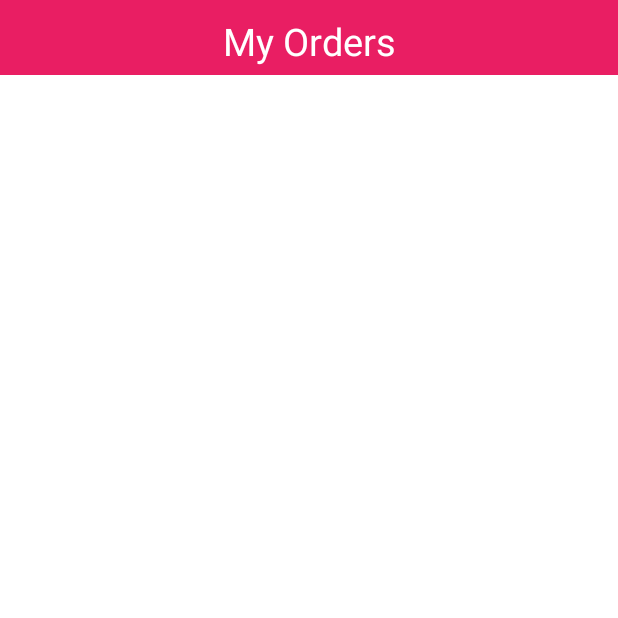
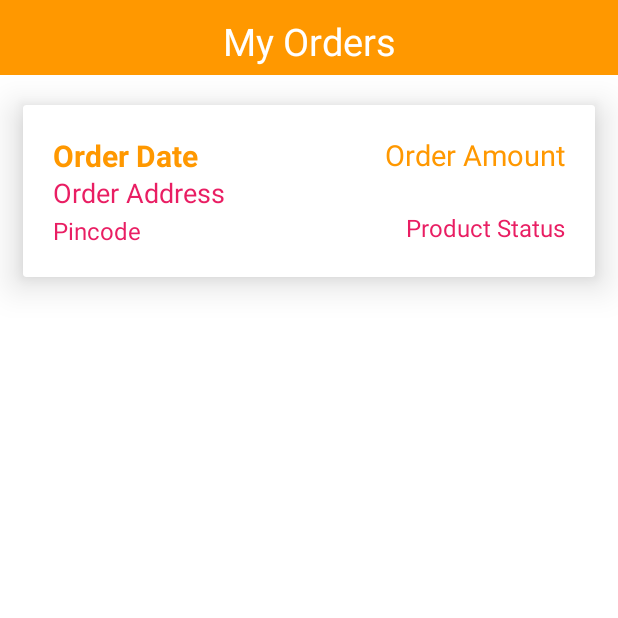
Before and after one commit to sayanlp99/ekart, an Android app: the MyOrdersActivity screen opened directly, with no data from a screen before it, on a phone screen of 412 x 824 dp, the top half of it. Run offline under Robolectric (Android 15) with nearby library versions, the phone set to English and light mode, and no system bars; our stand-ins replace Firebase (no records; nobody signed in at launch, a user with empty details on screens opened directly); 2 statements that could not run were skipped.

Commit message:
Add My orders

```diff
--- a/app/src/main/java/com/dhruva/shopping/MyOrdersActivity.java
+++ b/app/src/main/java/com/dhruva/shopping/MyOrdersActivity.java
@@ -16,60 +16,46 @@ import com.dhruva.shopping.Model.MyOrders;
 import com.dhruva.shopping.Prevalent.Prevalent;
 import com.firebase.ui.database.FirebaseRecyclerAdapter;
 import com.firebase.ui.database.FirebaseRecyclerOptions;
+import com.google.firebase.database.DataSnapshot;
+import com.google.firebase.database.DatabaseError;
 import com.google.firebase.database.DatabaseReference;
 import com.google.firebase.database.FirebaseDatabase;
+import com.google.firebase.database.ValueEventListener;
+
+import java.util.Objects;
 
 public class MyOrdersActivity extends AppCompatActivity {
     private RecyclerView ordersList;
     private DatabaseReference ordersRef;
+    TextView orderDate, orderAmount,OrderAddress, pincode, productStatus;
     @Override
     protected void onCreate(Bundle savedInstanceState) {
         super.onCreate(savedInstanceState);
         setContentView(R.layout.activity_my_orders);
-        ordersRef = FirebaseDatabase.getInstance().getReference().child("Cart List").child("User view").child(Prevalent.currentOnlineUser.getPhone()).child("Products");
-        ordersList = findViewById(R.id.my_orders_list);
-        ordersList.setLayoutManager(new LinearLayoutManager(this));
+        orderDate = findViewById(R.id.my_order_date);
+        orderAmount = findViewById(R.id.my_order_amount);
+        OrderAddress = findViewById(R.id.my_order_address);
+        pincode = findViewById(R.id.my_order_pincode);
+        productStatus = findViewById(R.id.my_order_state);
+        ordersRef = FirebaseDatabase.getInstance().getReference().child("Orders").child(Prevalent.currentOnlineUser.getPhone());
+        ordersRef.addListenerForSingleValueEvent(new ValueEventListener(){
+
+            @Override
+            public void onDataChange(@NonNull DataSnapshot snapshot) {
+                MyOrders myorders = snapshot.getValue(MyOrders.class);
+                orderDate.setText(Objects.requireNonNull(myorders).getDate());
+                orderAmount.setText("Rs. " + myorders.getTotalAmount() + "/-");
+                OrderAddress.setText(myorders.getAddress());
+                pincode.setText(myorders.getPincode());
+                productStatus.setText(myorders.getState());
+            }
+
+            @Override
+            public void onCancelled(@NonNull DatabaseError error) {
+
+            }
+        });
 
     }
 
-    @Override
-    protected void onStart() {
-        super.onStart();
-        FirebaseRecyclerOptions<MyOrders> options=
-                new FirebaseRecyclerOptions.Builder<MyOrders>()
-                        .setQuery(ordersRef, MyOrders.class)
-                        .build();
-        FirebaseRecyclerAdapter<MyOrders, MyOrdersActivity.MyOrdersViewHolder> adapter =
-                new FirebaseRecyclerAdapter<MyOrders, MyOrdersActivity.MyOrdersViewHolder>(options) {
-                    @NonNull
-                    @Override
-                    public MyOrdersViewHolder onCreateViewHolder(@NonNull ViewGroup parent, int viewType) {
-                        View view = LayoutInflater.from(parent.getContext()).inflate(R.layout.my_order_items,parent,false);
-                        return new MyOrdersViewHolder(view);
-                    }
-
-                    @Override
-                    protected void onBindViewHolder(@NonNull MyOrdersActivity.MyOrdersViewHolder holder, @SuppressLint("RecyclerView") final int position, @NonNull final MyOrders model) {
-                        holder.orderName.setText(model.getPname());
-                        holder.orderDateTime.setText(model.getPid());
-                        holder.orderPrice.setText("Price: "+model.getPrice());
-                        holder.orderProductQuantity.setText("Quantity: "+model.getQuantity());
-
-                    }
-                };
-        ordersList.setAdapter(adapter);
-        adapter.startListening();
-    }
-
-    public static class MyOrdersViewHolder extends RecyclerView.ViewHolder{
-
-        public TextView orderName, orderDateTime, orderPrice, orderProductQuantity;
-        public MyOrdersViewHolder(View itemView) {
-            super(itemView);
-            orderName = itemView.findViewById(R.id.my_order_name);
-            orderDateTime = itemView.findViewById(R.id.my_order_date_time);
-            orderPrice = itemView.findViewById(R.id.my_order_price);
-            orderProductQuantity = itemView.findViewById(R.id.product_quantity);
-        }
-    }
 }
--- a/app/src/main/res/layout/activity_my_orders.xml
+++ b/app/src/main/res/layout/activity_my_orders.xml
@@ -1,5 +1,6 @@
 <?xml version="1.0" encoding="utf-8"?>
 <RelativeLayout xmlns:android="http://schemas.android.com/apk/res/android"
+    xmlns:app="http://schemas.android.com/apk/res-auto"
     xmlns:tools="http://schemas.android.com/tools"
     android:layout_width="match_parent"
     android:layout_height="match_parent"
@@ -10,7 +11,7 @@
         android:layout_width="match_parent"
         android:layout_height="50dp"
         android:layout_alignParentTop="true"
-        android:background="@color/colorPrimaryDark">
+        android:background="@color/colorPrimary">
 
         <TextView
             android:layout_width="match_parent"
@@ -25,11 +26,68 @@
     </RelativeLayout>
 
 
-    <androidx.recyclerview.widget.RecyclerView
-        android:id="@+id/my_orders_list"
+    <androidx.cardview.widget.CardView
         android:layout_width="match_parent"
-        android:layout_height="match_parent"
-        android:layout_below="@+id/r7"
+        android:layout_height="wrap_content"
+        android:layout_marginTop="20dp"
+        android:layout_marginStart="15dp"
+        android:layout_marginEnd="15dp"
+        android:layout_below="@id/r7"
+        app:cardElevation="15dp"
+        >
+        <RelativeLayout
+            android:layout_width="match_parent"
+            android:layout_height="match_parent"
+            android:padding="20dp">
 
-        tools:visibility="visible"></androidx.recyclerview.widget.RecyclerView>
+            <TextView
+                android:id="@+id/my_order_date"
+                android:layout_width="wrap_content"
+                android:layout_height="wrap_content"
+                android:text="Order Date"
+                android:textColor="@color/colorPrimary"
+                android:textSize="20dp"
+                android:textStyle="bold" />
+
+            <TextView
+                android:id="@+id/my_order_amount"
+                android:layout_width="wrap_content"
+                android:layout_height="wrap_content"
+                android:layout_alignParentEnd="true"
+                android:text="Order Amount"
+                android:textColor="@color/colorPrimary"
+                android:textSize="19dp" />
+
+            <TextView
+                android:id="@+id/my_order_address"
+                android:layout_width="match_parent"
+                android:layout_height="wrap_content"
+                android:layout_below="@+id/my_order_amount"
+                android:text="Order Address"
+                android:textColor="@color/colorPrimaryDark"
+                android:textSize="18dp" />
+
+            <TextView
+                android:id="@+id/my_order_pincode"
+                android:layout_width="wrap_content"
+                android:layout_height="wrap_content"
+                android:layout_below="@+id/my_order_address"
+                android:layout_marginTop="2dp"
+                android:text="Pincode"
+                android:textColor="@color/colorPrimaryDark"
+                android:textSize="16dp" />
+
+            <TextView
+                android:id="@+id/my_order_state"
+                android:layout_width="wrap_content"
+                android:layout_height="wrap_content"
+                android:layout_below="@+id/my_order_address"
+                android:text="Product Status"
+                android:layout_alignParentEnd="true"
+                android:textSize="16dp"
+                android:textColor="@color/colorPrimaryDark"
+                />
+
+        </RelativeLayout>
+    </androidx.cardview.widget.CardView>
 </RelativeLayout>
```
Also changed, not shown: app/src/main/java/com/dhruva/shopping/Model/MyOrders.java (+31 -22 lines).
